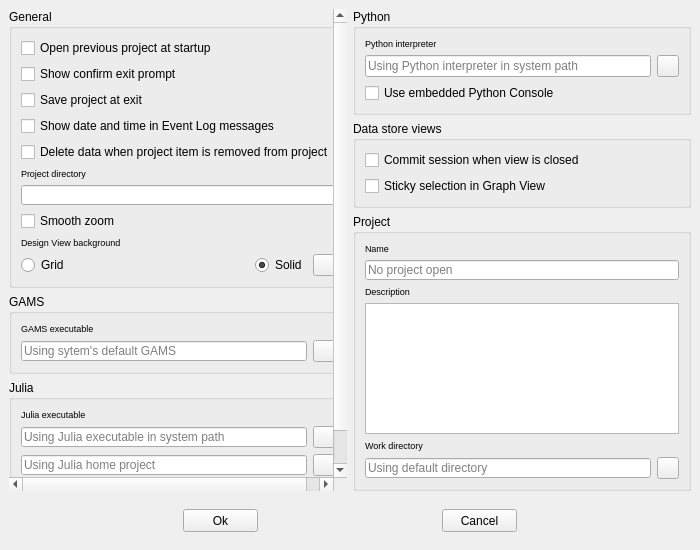
spine-tools/Spine-Toolbox, file spinetoolbox/ui/settings.ui: the form before one commit.
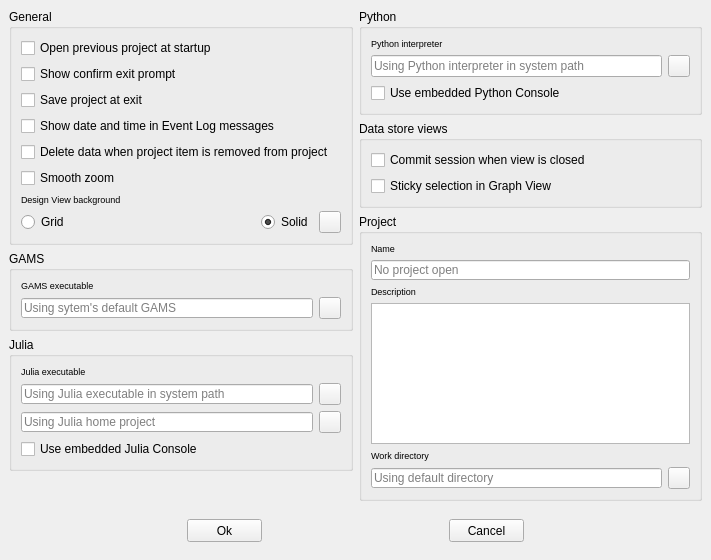
The form after the commit. Icons and pictures are not drawn.

Commit message:
New open project dialog that supports opening projects from a directory and from the old .proj files
- Opening .proj files and saving them to a selected directory has been enabled

Re Issue #257

```diff
--- a/spinetoolbox/ui/settings.ui
+++ b/spinetoolbox/ui/settings.ui
@@ -21,8 +21,8 @@
    <rect>
     <x>0</x>
     <y>0</y>
-    <width>700</width>
-    <height>550</height>
+    <width>711</width>
+    <height>560</height>
    </rect>
   </property>
   <property name="sizePolicy">
@@ -107,8 +107,8 @@
          <rect>
           <x>0</x>
           <y>0</y>
-          <width>338</width>
-          <height>482</height>
+          <width>366</width>
+          <height>492</height>
          </rect>
         </property>
         <property name="autoFillBackground">
@@ -222,43 +222,6 @@
               </property>
              </widget>
             </item>
-            <item>
-             <widget class="QLabel" name="label">
-              <property name="font">
-               <font>
-                <pointsize>7</pointsize>
-               </font>
-              </property>
-              <property name="text">
-               <string>Project directory</string>
-              </property>
-             </widget>
-            </item>
-            <item>
-             <widget class="QLineEdit" name="lineEdit_project_dir">
-              <property name="minimumSize">
-               <size>
-                <width>0</width>
-                <height>20</height>
-               </size>
-              </property>
-              <property name="maximumSize">
-               <size>
-                <width>16777215</width>
-                <height>20</height>
-               </size>
-              </property>
-              <property name="focusPolicy">
-               <enum>Qt::NoFocus</enum>
-              </property>
-              <property name="toolTip">
-               <string>&lt;html&gt;&lt;head/&gt;&lt;body&gt;&lt;p&gt;Directory where Spine Toolbox projects are stored. Non-editable at the moment.&lt;/p&gt;&lt;/body&gt;&lt;/html&gt;</string>
-              </property>
-              <property name="readOnly">
-               <bool>true</bool>
-              </property>
-             </widget>
-            </item>
             <item>
              <widget class="QCheckBox" name="checkBox_use_smooth_zoom">
               <property name="toolTip">
@@ -760,8 +723,8 @@
              <string>&lt;!DOCTYPE HTML PUBLIC &quot;-//W3C//DTD HTML 4.0//EN&quot; &quot;http://www.w3.org/TR/REC-html40/strict.dtd&quot;&gt;
 &lt;html&gt;&lt;head&gt;&lt;meta name=&quot;qrichtext&quot; content=&quot;1&quot; /&gt;&lt;style type=&quot;text/css&quot;&gt;
 p, li { white-space: pre-wrap; }
-&lt;/style&gt;&lt;/head&gt;&lt;body style=&quot; font-family:'MS Shell Dlg 2'; font-size:8.25pt; font-weight:400; font-style:normal;&quot;&gt;
-&lt;p style=&quot;-qt-paragraph-type:empty; margin-top:0px; margin-bottom:0px; margin-left:0px; margin-right:0px; -qt-block-indent:0; text-indent:0px;&quot;&gt;&lt;br /&gt;&lt;/p&gt;&lt;/body&gt;&lt;/html&gt;</string>
+&lt;/style&gt;&lt;/head&gt;&lt;body style=&quot; font-family:'MS Shell Dlg 2'; font-size:7.8pt; font-weight:400; font-style:normal;&quot;&gt;
+&lt;p style=&quot;-qt-paragraph-type:empty; margin-top:0px; margin-bottom:0px; margin-left:0px; margin-right:0px; -qt-block-indent:0; text-indent:0px; font-size:8.25pt;&quot;&gt;&lt;br /&gt;&lt;/p&gt;&lt;/body&gt;&lt;/html&gt;</string>
             </property>
             <property name="acceptRichText">
              <bool>false</bool>
```
The commit also changes 21 other files.
